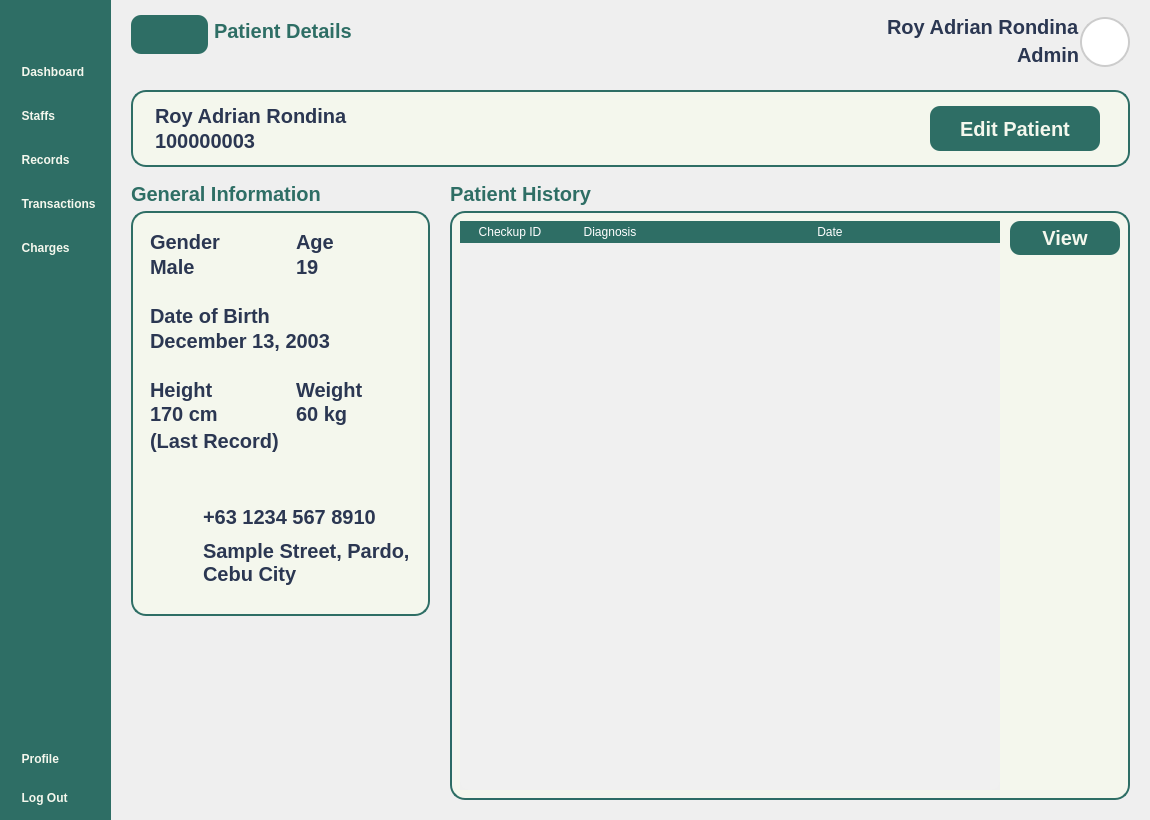
Old version of the form Views/Admin_PatientDetails.ui in the repository VinsmokeSanji69/COVACHA_CLINIC_SYSTEM.
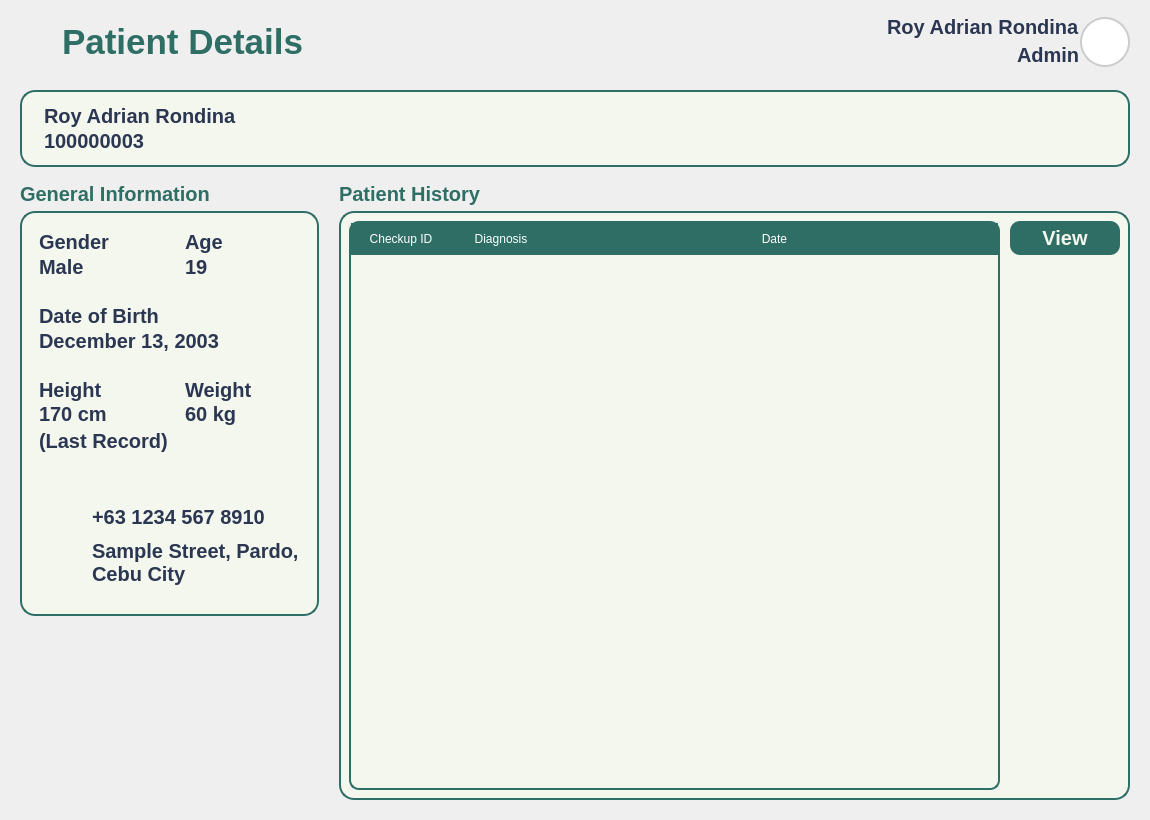
New version of the form. Icons and pictures are not drawn.

What changed in the file:
```diff
--- a/Views/Admin_PatientDetails.ui
+++ b/Views/Admin_PatientDetails.ui
@@ -81,286 +81,6 @@
     <property name="bottomMargin">
      <number>0</number>
     </property>
-    <item>
-     <widget class="QWidget" name="NavBar" native="true">
-      <property name="enabled">
-       <bool>true</bool>
-      </property>
-      <property name="sizePolicy">
-       <sizepolicy hsizetype="Fixed" vsizetype="Expanding">
-        <horstretch>0</horstretch>
-        <verstretch>0</verstretch>
-       </sizepolicy>
-      </property>
-      <property name="minimumSize">
-       <size>
-        <width>0</width>
-        <height>0</height>
-       </size>
-      </property>
-      <property name="maximumSize">
-       <size>
-        <width>16777215</width>
-        <height>16777215</height>
-       </size>
-      </property>
-      <property name="autoFillBackground">
-       <bool>false</bool>
-      </property>
-      <property name="styleSheet">
-       <string notr="true"/>
-      </property>
-      <layout class="QVBoxLayout" name="verticalLayout">
-       <property name="leftMargin">
-        <number>10</number>
-       </property>
-       <property name="topMargin">
-        <number>10</number>
-       </property>
-       <property name="rightMargin">
-        <number>10</number>
-       </property>
-       <property name="bottomMargin">
-        <number>10</number>
-       </property>
-       <item>
-        <widget class="QPushButton" name="NavBarButton">
-         <property name="toolTip">
-          <string>View Main Dashboard</string>
-         </property>
-         <property name="styleSheet">
-          <string notr="true">QPushButton {
-	padding: 10px 8px;
-}</string>
-         </property>
-         <property name="text">
-          <string/>
-         </property>
-         <property name="icon">
-          <iconset resource="../Images/resources.qrc">
-           <normaloff>:/lucide/icons/align-justify.svg</normaloff>:/lucide/icons/align-justify.svg</iconset>
-         </property>
-         <property name="iconSize">
-          <size>
-           <width>35</width>
-           <height>35</height>
-          </size>
-         </property>
-        </widget>
-       </item>
-       <item>
-        <spacer name="verticalSpacer_2">
-         <property name="orientation">
-          <enum>Qt::Vertical</enum>
-         </property>
-         <property name="sizeType">
-          <enum>QSizePolicy::Preferred</enum>
-         </property>
-         <property name="sizeHint" stdset="0">
-          <size>
-           <width>10</width>
-           <height>10</height>
-          </size>
-         </property>
-        </spacer>
-       </item>
-       <item>
-        <layout class="QVBoxLayout" name="MainButtons">
-         <property name="spacing">
-          <number>20</number>
-         </property>
-         <property name="sizeConstraint">
-          <enum>QLayout::SetNoConstraint</enum>
-         </property>
-         <item>
-          <widget class="QPushButton" name="DashboardButton">
-           <property name="toolTip">
-            <string>View Main Dashboard</string>
-           </property>
-           <property name="styleSheet">
-            <string notr="true"/>
-           </property>
-           <property name="text">
-            <string>  Dashboard</string>
-           </property>
-           <property name="icon">
-            <iconset resource="../Images/resources.qrc">
-             <normaloff>:/lucide/icons/layout-dashboard.svg</normaloff>:/lucide/icons/layout-dashboard.svg</iconset>
-           </property>
-           <property name="iconSize">
-            <size>
-             <width>40</width>
-             <height>40</height>
-            </size>
-           </property>
-          </widget>
-         </item>
-         <item>
-          <widget class="QPushButton" name="StaffsButton">
-           <property name="toolTip">
-            <string>View Staff Record</string>
-           </property>
-           <property name="styleSheet">
-            <string notr="true"/>
-           </property>
-           <property name="text">
-            <string>  Staffs</string>
-           </property>
-           <property name="icon">
-            <iconset resource="../Images/resources.qrc">
-             <normaloff>:/lucide/icons/user-round-pen.svg</normaloff>:/lucide/icons/user-round-pen.svg</iconset>
-           </property>
-           <property name="iconSize">
-            <size>
-             <width>40</width>
-             <height>40</height>
-            </size>
-           </property>
-          </widget>
-         </item>
-         <item>
-          <widget class="QPushButton" name="PatientsButton">
-           <property name="toolTip">
-            <string>View Patient Record</string>
-           </property>
-           <property name="styleSheet">
-            <string notr="true">QPushButton{
-	font: 900 20pt &quot;Satoshi Black&quot;;	
-}
-</string>
-           </property>
-           <property name="text">
-            <string>  Records</string>
-           </property>
-           <property name="icon">
-            <iconset resource="../Images/resources.qrc">
-             <normaloff>:/lucide/icons/file-text.svg</normaloff>:/lucide/icons/file-text.svg</iconset>
-           </property>
-           <property name="iconSize">
-            <size>
-             <width>40</width>
-             <height>40</height>
-            </size>
-           </property>
-          </widget>
-         </item>
-         <item>
-          <widget class="QPushButton" name="TransactionsButton">
-           <property name="toolTip">
-            <string>View Transactions </string>
-           </property>
-           <property name="styleSheet">
-            <string notr="true"/>
-           </property>
-           <property name="text">
-            <string>  Transactions</string>
-           </property>
-           <property name="icon">
-            <iconset resource="../Images/resources.qrc">
-             <normaloff>:/lucide/icons/tickets.svg</normaloff>:/lucide/icons/tickets.svg</iconset>
-           </property>
-           <property name="iconSize">
-            <size>
-             <width>40</width>
-             <height>40</height>
-            </size>
-           </property>
-          </widget>
-         </item>
-         <item>
-          <widget class="QPushButton" name="ChargesButton">
-           <property name="toolTip">
-            <string>View Reports and Overviews</string>
-           </property>
-           <property name="styleSheet">
-            <string notr="true"/>
-           </property>
-           <property name="text">
-            <string>  Charges</string>
-           </property>
-           <property name="icon">
-            <iconset resource="../Images/resources.qrc">
-             <normaloff>:/lucide/icons/hand-coins.svg</normaloff>:/lucide/icons/hand-coins.svg</iconset>
-           </property>
-           <property name="iconSize">
-            <size>
-             <width>40</width>
-             <height>40</height>
-            </size>
-           </property>
-          </widget>
-         </item>
-        </layout>
-       </item>
-       <item>
-        <spacer name="verticalSpacer">
-         <property name="orientation">
-          <enum>Qt::Vertical</enum>
-         </property>
-         <property name="sizeHint" stdset="0">
-          <size>
-           <width>20</width>
-           <height>40</height>
-          </size>
-         </property>
-        </spacer>
-       </item>
-       <item>
-        <layout class="QVBoxLayout" name="SettingButtons">
-         <property name="spacing">
-          <number>15</number>
-         </property>
-         <item>
-          <widget class="QPushButton" name="ProfileButton">
-           <property name="toolTip">
-            <string>View Profile Settings</string>
-           </property>
-           <property name="styleSheet">
-            <string notr="true"/>
-           </property>
-           <property name="text">
-            <string>  Profile</string>
-           </property>
-           <property name="icon">
-            <iconset resource="../Images/resources.qrc">
-             <normaloff>:/lucide/icons/user-round-cog.svg</normaloff>:/lucide/icons/user-round-cog.svg</iconset>
-           </property>
-           <property name="iconSize">
-            <size>
-             <width>40</width>
-             <height>40</height>
-            </size>
-           </property>
-          </widget>
-         </item>
-         <item alignment="Qt::AlignVCenter">
-          <widget class="QPushButton" name="LogOutButton">
-           <property name="toolTip">
-            <string>Log Out from your Account</string>
-           </property>
-           <property name="styleSheet">
-            <string notr="true"/>
-           </property>
-           <property name="text">
-            <string>  Log Out</string>
-           </property>
-           <property name="icon">
-            <iconset resource="../Images/resources.qrc">
-             <normaloff>:/lucide/icons/log-out.svg</normaloff>:/lucide/icons/log-out.svg</iconset>
-           </property>
-           <property name="iconSize">
-            <size>
-             <width>40</width>
-             <height>40</height>
-            </size>
-           </property>
-          </widget>
-         </item>
-        </layout>
-       </item>
-      </layout>
-     </widget>
-    </item>
     <item>
      <widget class="QFrame" name="MainBodyContainer">
       <property name="enabled">
@@ -421,7 +141,7 @@
        <property name="bottomMargin">
         <number>0</number>
        </property>
-       <item alignment="Qt::AlignTop">
+       <item>
         <widget class="QFrame" name="Header">
          <property name="sizePolicy">
           <sizepolicy hsizetype="Expanding" vsizetype="Expanding">
@@ -466,6 +186,69 @@
           <property name="bottomMargin">
            <number>0</number>
           </property>
+          <item>
+           <widget class="QPushButton" name="BackButton">
+            <property name="sizePolicy">
+             <sizepolicy hsizetype="Maximum" vsizetype="Fixed">
+              <horstretch>0</horstretch>
+              <verstretch>0</verstretch>
+             </sizepolicy>
+            </property>
+            <property name="styleSheet">
+             <string notr="true"/>
+            </property>
+            <property name="text">
+             <string/>
+            </property>
+            <property name="icon">
+             <iconset resource="../Images/resources.qrc">
+              <normaloff>:/icons/icons/circle-arrow-left.svg</normaloff>:/icons/icons/circle-arrow-left.svg</iconset>
+            </property>
+            <property name="iconSize">
+             <size>
+              <width>40</width>
+              <height>40</height>
+             </size>
+            </property>
+           </widget>
+          </item>
+          <item alignment="Qt::AlignVCenter">
+           <widget class="QLabel" name="InterfaceTitle">
+            <property name="enabled">
+             <bool>true</bool>
+            </property>
+            <property name="sizePolicy">
+             <sizepolicy hsizetype="Preferred" vsizetype="Expanding">
+              <horstretch>0</horstretch>
+              <verstretch>0</verstretch>
+             </sizepolicy>
+            </property>
+            <property name="minimumSize">
+             <size>
+              <width>0</width>
+              <height>0</height>
+             </size>
+            </property>
+            <property name="maximumSize">
+             <size>
+              <width>16777215</width>
+              <height>16777215</height>
+             </size>
+            </property>
+            <property name="text">
+             <string>Patient Details</string>
+            </property>
+            <property name="textFormat">
+             <enum>Qt::PlainText</enum>
+            </property>
+            <property name="alignment">
+             <set>Qt::AlignLeading</set>
+            </property>
+            <property name="wordWrap">
+             <bool>true</bool>
+            </property>
+           </widget>
+          </item>
           <item alignment="Qt::AlignTop">
            <widget class="QWidget" name="BackButtonCon" native="true">
             <property name="styleSheet">
@@ -481,7 +264,7 @@
 }
 </string>
             </property>
-            <layout class="QHBoxLayout" name="horizontalLayout" stretch="0,0">
+            <layout class="QHBoxLayout" name="horizontalLayout" stretch="">
              <property name="spacing">
               <number>6</number>
              </property>
@@ -497,105 +280,6 @@
              <property name="bottomMargin">
               <number>0</number>
              </property>
-             <item alignment="Qt::AlignLeft">
-              <widget class="QPushButton" name="BackButton">
-               <property name="styleSheet">
-                <string notr="true">QPushButton {
-	font: 900 10pt &quot;Satoshi Black&quot;;
-	background-color: #2E6E65;
- 	border-radius: 10px;
-	font-weight: bold;	
-	font-size: 25px;
-	color: #F4F7ED;
-	text-align: left;
-	padding: 5px 5px;
-}</string>
-               </property>
-               <property name="text">
-                <string/>
-               </property>
-               <property name="icon">
-                <iconset resource="../Images/resources.qrc">
-                 <normaloff>:/lucide/icons/arrow-left.svg</normaloff>:/lucide/icons/arrow-left.svg</iconset>
-               </property>
-               <property name="iconSize">
-                <size>
-                 <width>40</width>
-                 <height>40</height>
-                </size>
-               </property>
-              </widget>
-             </item>
-             <item alignment="Qt::AlignVCenter">
-              <widget class="QWidget" name="widget" native="true">
-               <property name="sizePolicy">
-                <sizepolicy hsizetype="Expanding" vsizetype="Fixed">
-                 <horstretch>0</horstretch>
-                 <verstretch>0</verstretch>
-                </sizepolicy>
-               </property>
-               <property name="maximumSize">
-                <size>
-                 <width>16777215</width>
-                 <height>16777215</height>
-                </size>
-               </property>
-               <layout class="QVBoxLayout" name="verticalLayout_5">
-                <property name="spacing">
-                 <number>0</number>
-                </property>
-                <property name="leftMargin">
-                 <number>0</number>
-                </property>
-                <property name="topMargin">
-                 <number>0</number>
-                </property>
-                <property name="rightMargin">
-                 <number>0</number>
-                </property>
-                <property name="bottomMargin">
-                 <number>0</number>
-                </property>
-                <item alignment="Qt::AlignTop">
-                 <widget class="QLabel" name="Title">
-                  <property name="enabled">
-                   <bool>true</bool>
-                  </property>
-                  <property name="sizePolicy">
-                   <sizepolicy hsizetype="Preferred" vsizetype="Expanding">
-                    <horstretch>0</horstretch>
-                    <verstretch>0</verstretch>
-                   </sizepolicy>
-                  </property>
-                  <property name="minimumSize">
-                   <size>
-                    <width>0</width>
-                    <height>30</height>
-                   </size>
-                  </property>
-                  <property name="maximumSize">
-                   <size>
-                    <width>16777215</width>
-                    <height>30</height>
-                   </size>
-                  </property>
-                  <property name="text">
-                   <string>Patient Details</string>
-                  </property>
-                  <property name="textFormat">
-                   <enum>Qt::PlainText</enum>
-                  </property>
-                  <property name="alignment">
-                   <set>Qt::AlignLeading</set>
-                  </property>
-                  <property name="wordWrap">
-                   <bool>true</bool>
-                  </property>
-                 </widget>
-                </item>
-               </layout>
-              </widget>
-             </item>
             </layout>
            </widget>
           </item>
@@ -826,52 +510,6 @@
                    <property name="rightMargin">
                     <number>15</number>
                    </property>
-                   <item>
-                    <widget class="QPushButton" name="EditPatientButton">
-                     <property name="sizePolicy">
-                      <sizepolicy hsizetype="Expanding" vsizetype="Preferred">
-                       <horstretch>0</horstretch>
-                       <verstretch>0</verstretch>
-                      </sizepolicy>
-                     </property>
-                     <property name="minimumSize">
-                      <size>
-                       <width>0</width>
-                       <height>45</height>
-                      </size>
-                     </property>
-                     <property name="maximumSize">
-                      <size>
-                       <width>250</width>
-                       <height>45</height>
-                      </size>
-                     </property>
-                     <property name="styleSheet">
-                      <string notr="true">QPushButton {
-	font: 900 10pt &quot;Satoshi Black&quot;;
-	background-color:  #2E6E65;
-	border-radius: 10px;
-	font-weight: bold;	
-	font-size: 20px;
-	color: #F4F7ED;
-	padding: 5px 30px;
-}</string>
-                     </property>
-                     <property name="text">
-                      <string>Edit Patient</string>
-                     </property>
-                     <property name="icon">
-                      <iconset resource="../Images/resources.qrc">
-                       <normaloff>:/lucide/icons/square-pen.svg</normaloff>:/lucide/icons/square-pen.svg</iconset>
-                     </property>
-                     <property name="iconSize">
-                      <size>
-                       <width>30</width>
-                       <height>30</height>
-                      </size>
-                     </property>
-                    </widget>
-                   </item>
                   </layout>
                  </widget>
                 </item>
@@ -1456,8 +1094,8 @@
                           <rect>
                            <x>0</x>
                            <y>0</y>
-                           <width>426</width>
-                           <height>571</height>
+                           <width>617</width>
+                           <height>559</height>
                           </rect>
                          </property>
                          <layout class="QVBoxLayout" name="verticalLayout_21">
@@ -1480,14 +1118,14 @@
                            <widget class="QTableWidget" name="TransactionTable">
                             <property name="styleSheet">
                              <string notr="true">QTableWidget {
-	background-color: #f0f0f0;
+	background-color: #F4F7ED;
 	gridline-color: transparent;
 	border-radius: 10px;
+	border: 2px solid #2E6E65;
 }
 QTableWidget::item {
 	border: none;
-	font:500 16pt &quot;Satoshi&quot;;
-	color: #2B3752;
+	font: 16pt &quot;Lexend&quot;;
 }
 QTableWidget::item:selected {
 	background-color: rgba(46, 110, 101, 0.3);
@@ -1495,7 +1133,8 @@
 QTableWidget QHeaderView::section {
 	background-color: #2E6E65;
 	color: white;
-	font: 700 15pt &quot;Satoshi&quot;;
+	padding: 5px;
+	font: 18px &quot;Lexend Medium&quot;;
 	border: 2px solid #2E6E65;
 }</string>
                             </property>
```
Left out of the diff: 6 changed lines with no effect on the pictures.
